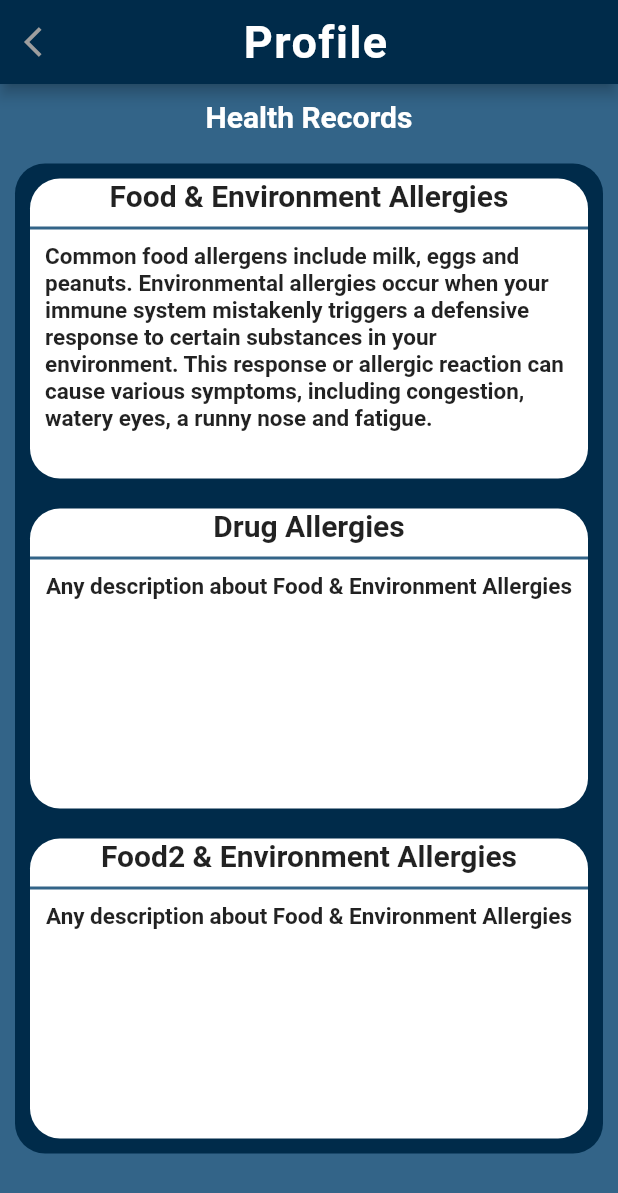
After one commit to imbagalaxy1/ProfilePage, a Flutter app: the HealthRecordScreen screen opened directly, on a phone screen of 412 x 824 dp. The commit adds this screen. Shown: the top 1193 px of the screen. Run offline on Flutter 3.47's test engine with Material 2 defaults, Android fonts, the phone set to English and light mode, and no system bars; our stand-ins replace font_awesome_flutter.

Commit message:
Added new screens language and healthRecords screens and its models

```diff
--- /dev/null
+++ b/lib/models/travel_history_model.dart
@@ -0,0 +1,24 @@
+class HealthRecordsData{
+  String title;
+  String description;
+
+  HealthRecordsData({
+    required this.title,
+    required this.description,
+  });
+}
+
+final List<HealthRecordsData> healthRecordsData = [
+  HealthRecordsData(
+    title: "Food & Environment Allergies",
+    description: "Common food allergens include milk, eggs and peanuts. Environmental allergies occur when your immune system mistakenly triggers a defensive response to certain substances in your environment. This response or allergic reaction can cause various symptoms, including congestion, watery eyes, a runny nose and fatigue.",
+  ),
+  HealthRecordsData(
+    title: "Drug Allergies",
+    description: "Any description about Food & Environment Allergies",
+  ),
+  HealthRecordsData(
+    title: "Food2 & Environment Allergies",
+    description: "Any description about Food & Environment Allergies",
+  ),
+];
--- /dev/null
+++ b/lib/screens/health_records_screen.dart
@@ -0,0 +1,103 @@
+import 'package:flutter/material.dart';
+import 'package:profile_page/components/Profile_appbar.dart';
+import 'package:profile_page/models/travel_history_model.dart';
+
+class HealthRecordScreen extends StatefulWidget {
+  const HealthRecordScreen({super.key});
+
+  @override
+  State<HealthRecordScreen> createState() => _HealthRecordScreenState();
+}
+
+class _HealthRecordScreenState extends State<HealthRecordScreen> {
+  @override
+  Widget build(BuildContext context) {
+    return Scaffold(
+      appBar: const ProfileAppBar(),
+      body: SafeArea(
+        child: ListView(
+          children: [
+            Column(
+            children: [
+              const Padding(
+                padding: EdgeInsets.symmetric(vertical: 10.0),
+                child: Row(
+                  mainAxisAlignment: MainAxisAlignment.center,
+                  children: [
+                    Text(
+                      "Health Records",
+                      style: TextStyle(
+                        fontSize: 20.0,
+                        fontWeight: FontWeight.bold,
+                        color: Colors.white,
+                      ),
+                    ),
+                  ],
+                ),
+              ),
+              Padding(
+                padding: const EdgeInsets.all(10.0),
+                child: Container(
+                  decoration: BoxDecoration(
+                    borderRadius: BorderRadius.circular(20.0),
+                    color: const Color(0xFF002b4a),
+                  ),
+                  child: Column(
+                      children: [
+                        for (var recordData in healthRecordsData)
+                          _buildContainer(recordData),
+                      ],
+                    ),
+                ),
+              ),
+
+            ],
+      ),
+          ],
+        ),
+      )
+    );
+  }
+}
+
+Widget _buildContainer(HealthRecordsData data){
+  return Padding(
+          padding: const EdgeInsets.all(10.0),
+          child: Container(
+            height: 200.0,
+            width: double.infinity,
+            decoration: BoxDecoration(
+              borderRadius: BorderRadius.circular(20.0),
+              color: Colors.white,
+              ),
+              child: Column(
+                children: [
+                  Text(
+                    data.title,
+                    style: const TextStyle(
+                      fontSize: 20.0,
+                      fontWeight: FontWeight.bold,
+                      ),
+                    ),
+                    const Divider(
+                      color: Color(0xFF336488),
+                      height: 20,
+                      thickness: 2,
+                    ),
+                    Padding(
+                      padding: const EdgeInsets.symmetric(horizontal: 10.0),
+                      child: Text(
+                        data.description,
+                        style: const TextStyle(
+                          fontSize: 15.0,
+                          fontWeight: FontWeight.bold,
+                        ),
+                        overflow: TextOverflow.ellipsis,
+                        maxLines: 8,
+                      ),
+                    ),
+                ]
+                ),
+          ),
+        );
+}
```
Also changed, not shown: lib/main.dart (+0 -90 lines), lib/screens/language_screen.dart (added, +97 -0 lines), lib/screens/profilepage_screen.dart (+5 -4 lines), lib/screens/travel_history_screen.dart (deleted, +0 -48 lines), lib/components/Profile_appbar.dart (line endings or trailing spaces).
